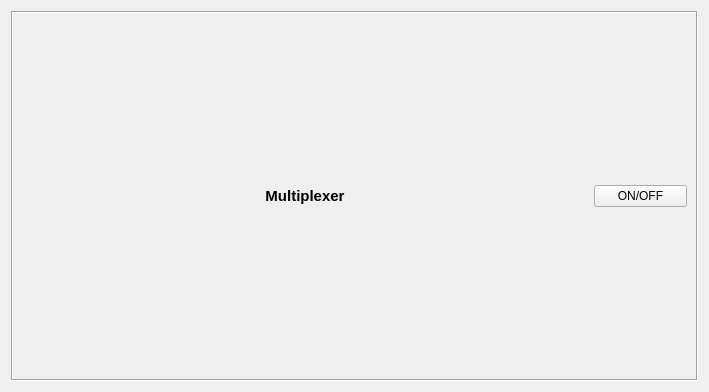
This is clients/qtui/Multiplexer.ui in HaeffnerLab/cct as Qt 5 draws it before an edit. The edited form follows.
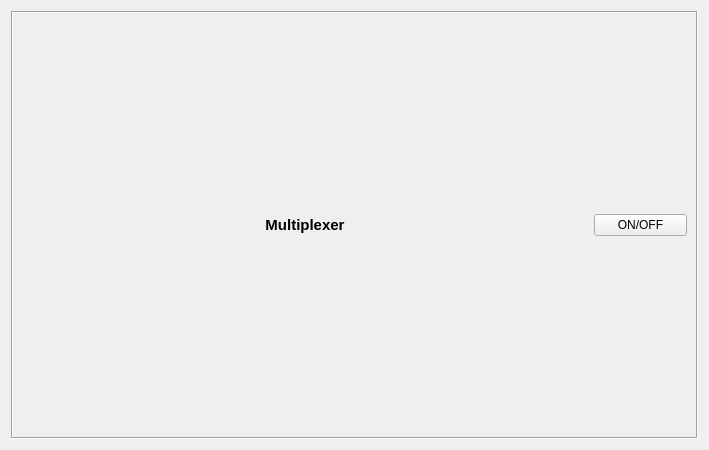
This is the edited form.

Diff of the .ui file:
```diff
--- a/clients/qtui/Multiplexer.ui
+++ b/clients/qtui/Multiplexer.ui
@@ -7,13 +7,13 @@
     <x>0</x>
     <y>0</y>
     <width>709</width>
-    <height>392</height>
+    <height>450</height>
    </rect>
   </property>
   <property name="maximumSize">
    <size>
     <width>769</width>
-    <height>450</height>
+    <height>1000</height>
    </size>
   </property>
   <property name="windowTitle">
```
